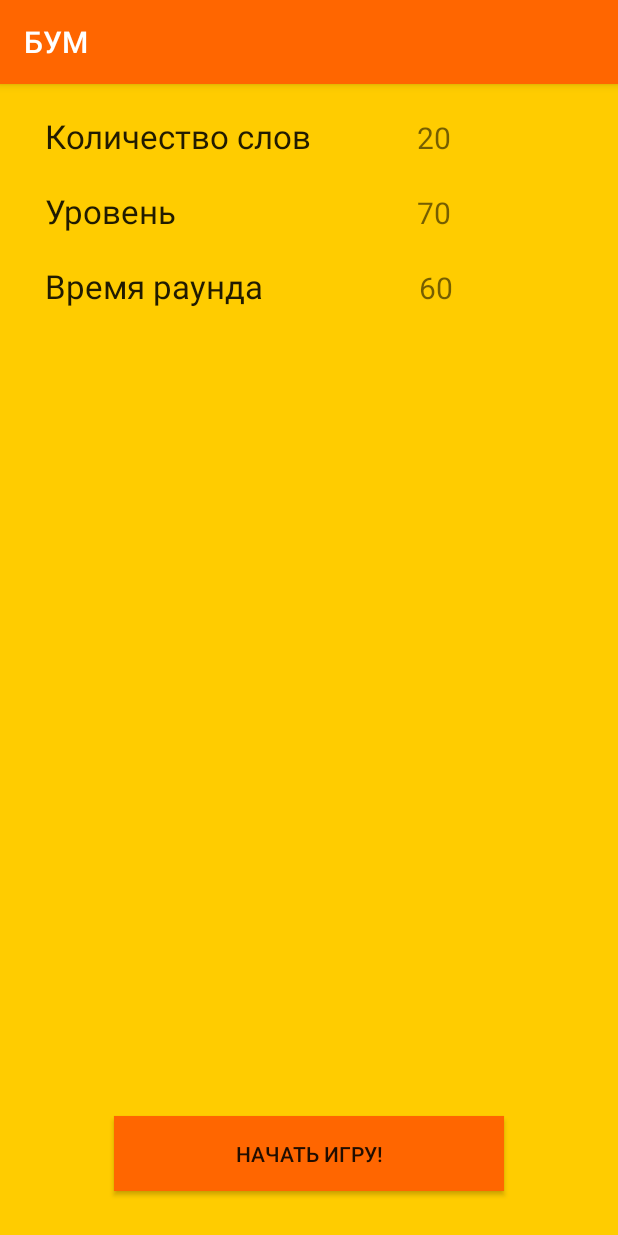
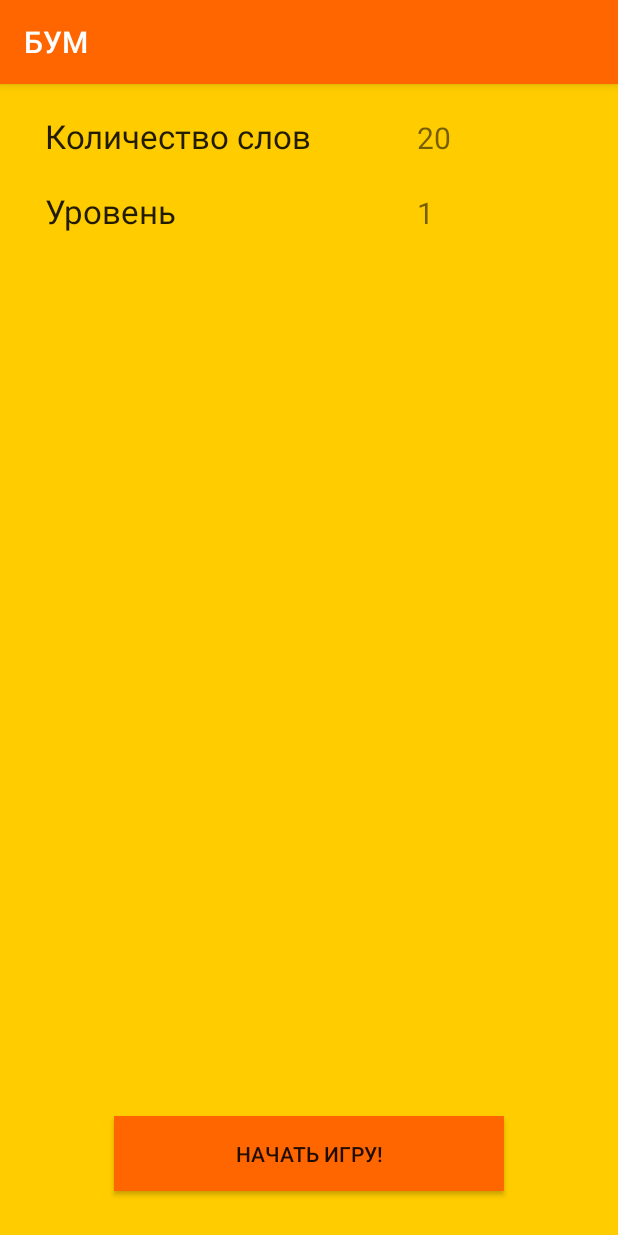
Before and after one commit to Nadtochii/boom, an Android app: the fragment FragmentInfo placed in its activity, on a phone screen of 412 x 824 dp. Run offline under Robolectric (Android 15) with nearby library versions, the phone set to English and light mode, and no system bars.

Commit message:
Update fragment info

```diff
--- a/app/src/main/java/com/example/sasha/myapplication/fragments/FragmentInfo.java
+++ b/app/src/main/java/com/example/sasha/myapplication/fragments/FragmentInfo.java
@@ -18,6 +18,7 @@ public class FragmentInfo extends Fragment {
     private View mView;
     private Button mStartGameBtn;
     public int mNumWords;
+    public int mGameLevel;
 
 
     @Override
@@ -32,6 +33,11 @@ public class FragmentInfo extends Fragment {
         final TextView wordsNumberView = (TextView) mView.findViewById(R.id.wordsNumber);
         wordsNumberView.setText(String.valueOf(mNumWords));
 
+        mGameLevel = Game.getCurrentGame().getLevel();
+
+        final TextView gameLevelView = (TextView) mView.findViewById(R.id.levelInfo);
+        gameLevelView.setText(String.valueOf(mGameLevel));
+
         mStartGameBtn = (Button) mView.findViewById(R.id.startGameBtn);
         mStartGameBtn.setOnClickListener(new View.OnClickListener() {
             @Override
--- a/app/src/main/java/com/example/sasha/myapplication/game/Game.java
+++ b/app/src/main/java/com/example/sasha/myapplication/game/Game.java
@@ -22,6 +22,10 @@ public class Game {
         return mNumTeams*10;
     }
 
+    public int getLevel() {
+        return mLevel;
+    }
+
     public static Game getCurrentGame() {
         return sCurrentGame;
     }
--- a/app/src/main/res/layout/fragment_info.xml
+++ b/app/src/main/res/layout/fragment_info.xml
@@ -65,32 +65,6 @@
                 android:layout_marginTop="@dimen/infoMarginTop"
                 android:layout_marginLeft="160dp"
                 android:id="@+id/levelInfo"
-                android:text="70"
-                android:textSize="@dimen/infoTextSize" />
-
-        </LinearLayout>
-
-        <LinearLayout
-            android:orientation="horizontal"
-            android:layout_width="match_parent"
-            android:layout_height="@dimen/infoRowHeight">
-
-            <TextView
-                android:layout_width="wrap_content"
-                android:layout_height="@dimen/infoRowHeight"
-                android:textAppearance="?android:attr/textAppearanceLarge"
-                android:layout_marginTop="@dimen/infoMarginTop"
-                android:layout_marginLeft="@dimen/infoMarginLeft"
-                android:text="@string/round_time"
-                android:id="@+id/textRoundTime"/>
-
-            <TextView
-                android:layout_width="wrap_content"
-                android:layout_height="@dimen/infoRowHeight"
-                android:layout_marginTop="@dimen/infoMarginTop"
-                android:layout_marginLeft="104dp"
-                android:id="@+id/RoundTime"
-                android:text="60"
                 android:textSize="@dimen/infoTextSize" />
 
         </LinearLayout>
```
Also changed, not shown: app/src/main/res/layout/fragment_round_info.xml (line endings or trailing spaces).
